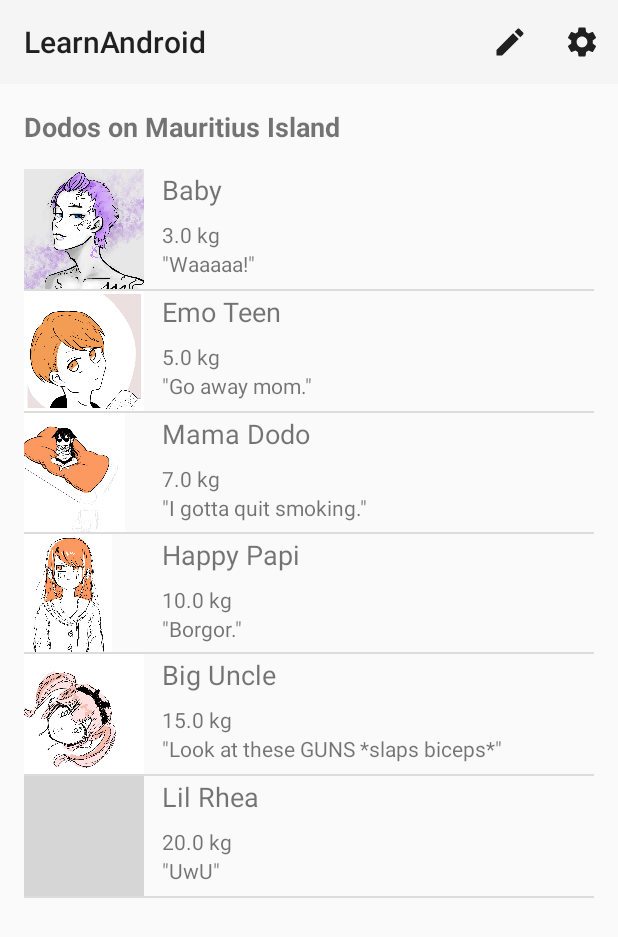
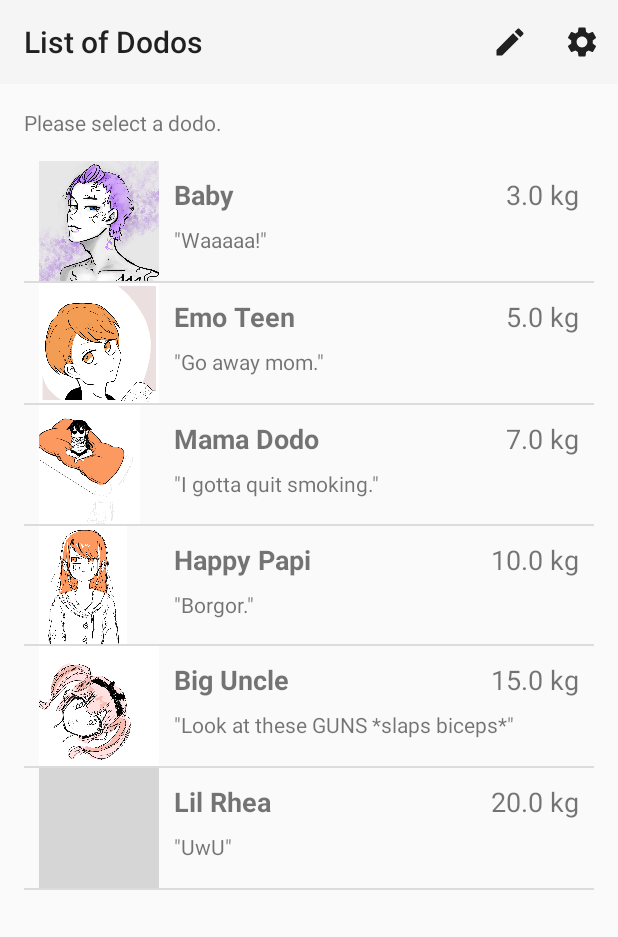
Before and after one commit to papashirogane/DodoApp, an Android app: the DodoListActivity screen opened directly, with no data from a screen before it, on a phone screen of 412 x 824 dp. Shown: the top 937 px of the screen. Run offline under Robolectric (Android 15) with nearby library versions, the phone set to English and light mode, and no system bars; grey boxes are pictures that could not be loaded.

Commit message:
Edited list item aesthetics a bit

```diff
--- a/app/src/main/java/com/example/learnandroid/DodoListActivity.java
+++ b/app/src/main/java/com/example/learnandroid/DodoListActivity.java
@@ -35,6 +35,7 @@ public class DodoListActivity extends AppCompatActivity {
         setContentView(R.layout.activity_dodo_list);
         Toolbar toolbar = (Toolbar) findViewById(R.id.toolbarDodoList);
         setSupportActionBar(toolbar);
+        getSupportActionBar().setTitle("List of Dodos");
 
         populateListView();
         registerClickCallback();
--- a/app/src/main/res/layout/activity_dodo_list.xml
+++ b/app/src/main/res/layout/activity_dodo_list.xml
@@ -12,9 +12,8 @@
         android:layout_width="wrap_content"
         android:layout_height="wrap_content"
         android:layout_marginTop="16dp"
-        android:text="Dodos on Mauritius Island"
-        android:textSize="18sp"
-        android:textStyle="bold"
+        android:text="Please select a dodo."
+        android:textSize="14sp"
         app:layout_constraintStart_toStartOf="@+id/dodoListView"
         app:layout_constraintTop_toBottomOf="@+id/toolbarDodoList" />
 
--- a/app/src/main/res/layout/item_view.xml
+++ b/app/src/main/res/layout/item_view.xml
@@ -2,13 +2,13 @@
 <RelativeLayout xmlns:android="http://schemas.android.com/apk/res/android"
     xmlns:app="http://schemas.android.com/apk/res-auto"
     android:layout_width="match_parent"
-    android:layout_height="wrap_content"
-    android:layout_margin="8dp">
+    android:layout_height="wrap_content">
 
     <ImageView
         android:id="@+id/item_icon"
         android:layout_width="wrap_content"
         android:layout_height="wrap_content"
+        android:layout_marginLeft="10dp"
         android:adjustViewBounds="true"
         android:maxWidth="80dp"
         android:maxHeight="80dp"
@@ -22,33 +22,39 @@
         android:layout_height="wrap_content"
         android:layout_alignParentStart="true"
         android:layout_alignParentLeft="true"
-        android:layout_marginStart="92dp"
-        android:layout_marginLeft="92dp"
-        android:layout_marginTop="1dp"
+        android:layout_alignParentTop="true"
+        android:layout_marginStart="100dp"
+        android:layout_marginLeft="100dp"
+        android:layout_marginTop="10dp"
         android:layout_marginBottom="8dp"
         android:text="Name"
-        android:textSize="18sp" />
+        android:textSize="18sp"
+        android:textStyle="bold" />
 
     <TextView
         android:id="@+id/item_txtMass"
         android:layout_width="wrap_content"
         android:layout_height="wrap_content"
-        android:layout_below="@+id/item_txtName"
-        android:layout_alignStart="@+id/item_txtName"
-        android:layout_alignLeft="@+id/item_txtName"
-        android:layout_marginStart="0dp"
-        android:layout_marginLeft="0dp"
-        android:text="Mass (kg):" />
+        android:layout_alignTop="@+id/item_txtName"
+        android:layout_alignParentEnd="true"
+        android:layout_alignParentRight="true"
+        android:layout_marginTop="0dp"
+        android:layout_marginEnd="10dp"
+        android:layout_marginRight="10dp"
+        android:text="Mass (kg):"
+        android:textSize="18sp" />
 
     <TextView
         android:id="@+id/item_txtDetails"
         android:layout_width="wrap_content"
         android:layout_height="wrap_content"
-        android:layout_below="@+id/item_txtMass"
+        android:layout_below="@+id/item_txtName"
         android:layout_alignStart="@+id/item_txtName"
         android:layout_alignLeft="@+id/item_txtName"
+        android:layout_alignBottom="@+id/item_icon"
         android:layout_marginStart="0dp"
         android:layout_marginLeft="0dp"
         android:layout_marginTop="0dp"
+        android:layout_marginBottom="0dp"
         android:text="Details:" />
 </RelativeLayout>
```
